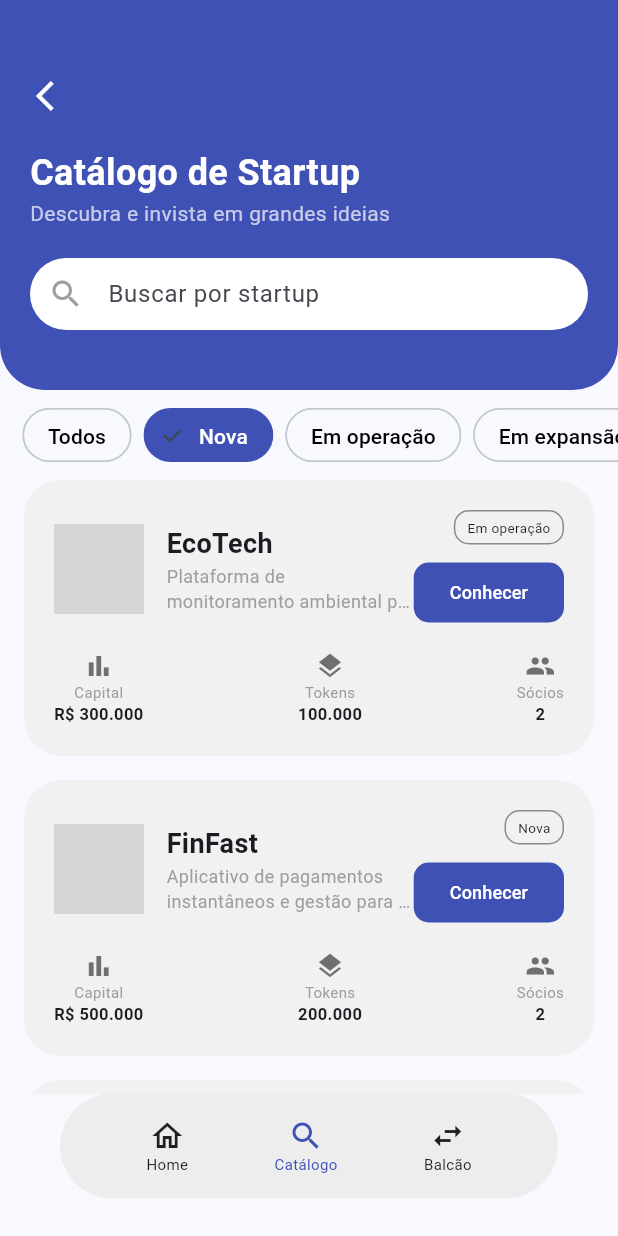
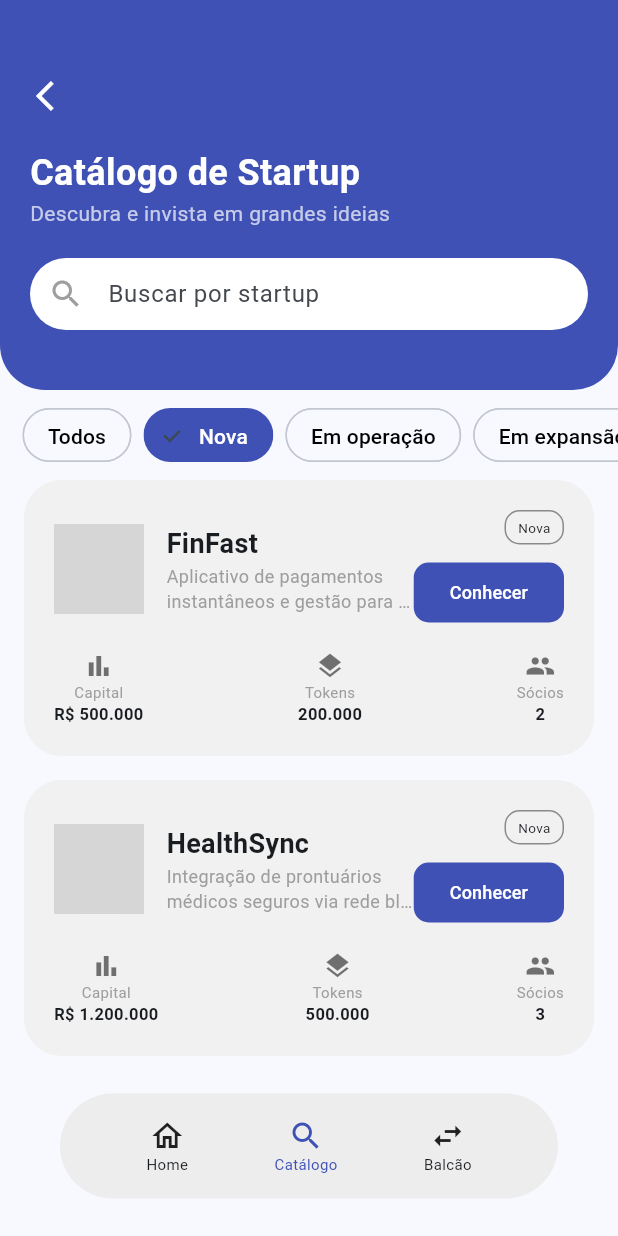
Before and after one commit to nizmaiaj/ES-PI3-2026-T2-G12, a Flutter app: the TelaCatalogo screen opened directly, after a tap on "Nova", on a phone screen of 412 x 824 dp. Run offline on Flutter 3.47's test engine with Material 3 defaults, Android fonts, the phone set to English and light mode, and no system bars; our stand-ins replace cloud_firestore, firebase_auth, firebase_core; accounts and stored records are empty; grey boxes are pictures that could not be loaded.

Commit message:
filtro de startups adicionados

```diff
--- a/lib/pages/tela_catalogo.dart
+++ b/lib/pages/tela_catalogo.dart
@@ -10,6 +10,7 @@ class TelaCatalogo extends StatefulWidget {
 
 class _TelaCatalogoState extends State<TelaCatalogo> {
   String _filtroAtivo = "Todos";
+  String busca = "";
 
   @override
   Widget build(BuildContext context) {
@@ -63,6 +64,17 @@ class _TelaCatalogoState extends State<TelaCatalogo> {
         "status": "Nova",
       },
     ];
+    final startupsFiltradas = startups.where((startup) {
+      final filtroStatus =
+          _filtroAtivo == "Todos" || startup['status'] == _filtroAtivo;
+
+      //verifica se a startup tem o nome pesquisado
+      final filtroBusca = startup['nome']!.toLowerCase().contains(
+        busca.toLowerCase(),
+      );
+      //a startup so é exibida se passar no filtro de status e busca
+      return filtroStatus && filtroBusca;
+    }).toList();
 
     return Scaffold(
       backgroundColor: const Color(0xFFF8F9FE),
@@ -103,6 +115,12 @@ class _TelaCatalogoState extends State<TelaCatalogo> {
                 ),
                 const SizedBox(height: 20),
                 TextField(
+                  //executa sempre que algo for digitado
+                  onChanged: (value) {
+                    setState(() {
+                      busca = value; //salva o texto digitado
+                    });
+                  },
                   decoration: InputDecoration(
                     hintText: 'Buscar por startup',
                     prefixIcon: const Icon(Icons.search, color: Colors.grey),
@@ -152,7 +170,8 @@ class _TelaCatalogoState extends State<TelaCatalogo> {
           Expanded(
             child: ListView(
               padding: const EdgeInsets.symmetric(horizontal: 16),
-              children: startups.map((item) {
+              children: startupsFiltradas.map((item) {
+                //percoree cada startup filtrada
                 return Container(
                   margin: const EdgeInsets.only(bottom: 16),
                   padding: const EdgeInsets.all(20),
--- a/lib/pages/tela_inicial.dart
+++ b/lib/pages/tela_inicial.dart
@@ -1,5 +1,4 @@
 import 'package:flutter/material.dart';
-
 import 'tela_login.dart';
 
 class TelaInicial extends StatelessWidget {
```
Also changed, not shown: 2 other files.
